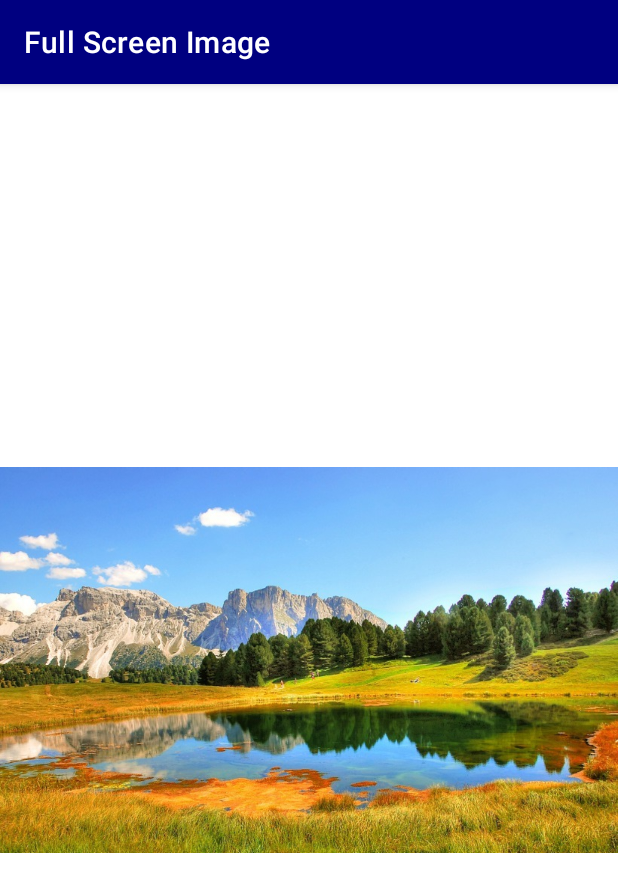
After one commit to Byeonminu/OneClick, an Android app: the FullScreenActivity screen opened directly, with no data from a screen before it, on a phone screen of 412 x 824 dp. The commit adds this screen. Shown: the top 892 px of the screen. Run offline under Robolectric (Android 15) with nearby library versions, the phone set to English and light mode, and no system bars; 1 statement that could not run was skipped.

Commit message:
feature: image click -> full screen (add FullScreenActivity)

```diff
--- a/app/src/main/AndroidManifest.xml
+++ b/app/src/main/AndroidManifest.xml
@@ -14,6 +14,9 @@
         android:theme="@style/Theme.MyApplication"
         tools:targetApi="31">
         <activity
+            android:name=".FullScreenActivity"
+            android:exported="false" />
+        <activity
             android:name=".MainActivity"
             android:exported="true"
             android:label="@string/app_name">
--- /dev/null
+++ b/app/src/main/java/com/example/myapplication/FullScreenActivity.java
@@ -0,0 +1,36 @@
+package com.example.myapplication;
+
+import android.app.Activity;
+import android.content.Intent;
+import android.os.Bundle;
+import android.widget.ImageView;
+
+import androidx.appcompat.app.AppCompatActivity;
+
+import com.example.myapplication.ui.dashboard.ImageAdapter;
+
+
+public class FullScreenActivity extends AppCompatActivity {
+
+    ImageView imageView;
+
+    @Override
+    protected void onCreate(Bundle savedInstanceState) {
+        super.onCreate(savedInstanceState);
+        setContentView(R.layout.activity_full_screen);
+
+        imageView = (ImageView) findViewById(R.id.full_image);
+
+//        getSupportActionBar().hide();
+        getSupportActionBar().setTitle("Full Screen Image");
+
+        Intent i = getIntent();
+
+        int position = i.getExtras().getInt("id");
+
+        ImageAdapter imageAdapter = new ImageAdapter(this);
+        imageView.setImageResource(imageAdapter.arrNumberImage[position]);
+
+
+    }
+}
--- a/app/src/main/java/com/example/myapplication/ui/dashboard/ImageAdapter.java
+++ b/app/src/main/java/com/example/myapplication/ui/dashboard/ImageAdapter.java
@@ -17,14 +17,13 @@ import java.util.ArrayList;
 public class ImageAdapter extends BaseAdapter {
     Context mContext = null;
     LayoutInflater mLayoutInflater = null;
-    int[] arrNumberImage;
-    String[] arrNumberWord;
+    public int[] arrNumberImage = {R.drawable.one, R.drawable.two, R.drawable.three, R.drawable.four,
+            R.drawable.five,R.drawable.six, R.drawable.seven, R.drawable.eight, R.drawable.nine, R.drawable.ten};
+    public String[] arrNumberWord = {"one", "two", "three", "four", "five", "six", "seven", "eight", "nine", "ten"};
 
-    public ImageAdapter(Context mContext,  int[] arrNumberImage, String[] arrNumberWord) {
+    public ImageAdapter(Context mContext) {
         this.mContext = mContext;
         this.mLayoutInflater = (LayoutInflater) mContext.getSystemService(Context.LAYOUT_INFLATER_SERVICE);
-        this.arrNumberImage = arrNumberImage;
-        this.arrNumberWord = arrNumberWord;
     }
 
     @Override
@@ -34,7 +33,7 @@ public class ImageAdapter extends BaseAdapter {
 
     @Override
     public Object getItem(int position) {
-        return arrNumberWord[position];
+        return arrNumberImage[position];
     }
 
     @Override
@@ -49,6 +48,7 @@ public class ImageAdapter extends BaseAdapter {
 
         ImageView imageView = (ImageView) convertView.findViewById(R.id.picture);
         imageView.setImageResource(arrNumberImage[position]);
+        imageView.setScaleType(ImageView.ScaleType.CENTER_CROP);
 
         return convertView;
     }
--- /dev/null
+++ b/app/src/main/res/layout/activity_full_screen.xml
@@ -0,0 +1,14 @@
+<?xml version="1.0" encoding="utf-8"?>
+<androidx.constraintlayout.widget.ConstraintLayout xmlns:android="http://schemas.android.com/apk/res/android"
+    xmlns:app="http://schemas.android.com/apk/res-auto"
+    xmlns:tools="http://schemas.android.com/tools"
+    android:layout_width="match_parent"
+    android:layout_height="match_parent"
+    tools:context=".ui.dashboard.FullScreenActivity">
+
+    <ImageView
+        android:layout_width="match_parent"
+        android:layout_height="match_parent"
+        android:id="@+id/full_image"
+        />
+</androidx.constraintlayout.widget.ConstraintLayout>
--- a/app/src/main/res/layout/grid_view.xml
+++ b/app/src/main/res/layout/grid_view.xml
@@ -11,7 +11,7 @@
         android:id="@+id/picture"
         android:layout_width="wrap_content"
         android:layout_height="130dp"
-        android:contentDescription="TODO"
+        android:scaleType="fitCenter"
         />
 
 </LinearLayout>
```
Also changed, not shown: app/src/main/java/com/example/myapplication/ui/dashboard/DashboardFragment.java (+9 -4 lines).
